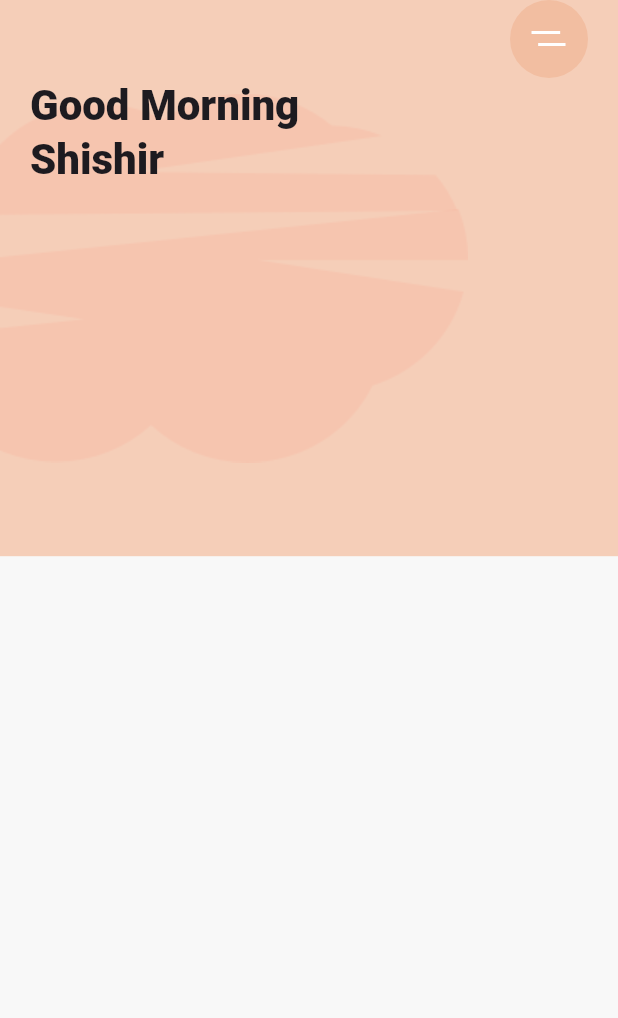
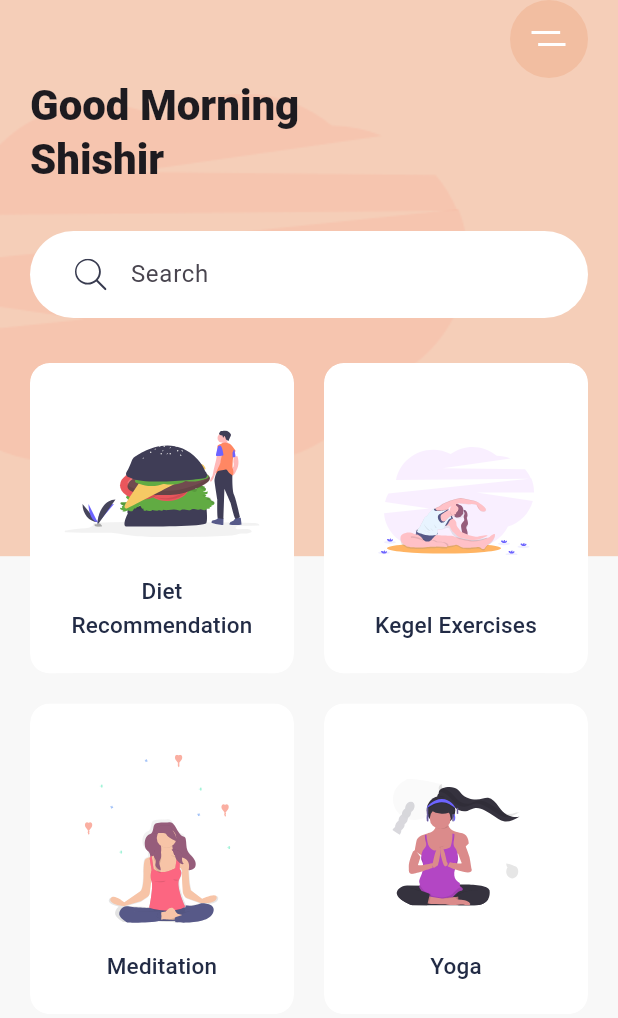
Before and after one commit to YM1587/Daily-exercise-app-meditation-app, a Flutter app: the screen it shows after launch, on a phone screen of 412 x 824 dp. Shown: the top 1018 px of the screen. Run offline on Flutter 3.47's test engine with Material 3 defaults, Android fonts, the phone set to English and light mode, and no system bars; our stand-ins replace flutter_svg.

```diff
--- a/lib/main.dart
+++ b/lib/main.dart
@@ -74,6 +74,53 @@ class HomeScreen extends StatelessWidget {
                   ),
 
                 ),
+                Container(
+                  margin: EdgeInsets.symmetric(vertical: 30.0),
+                  padding: EdgeInsets.symmetric(horizontal: 30.0,vertical: 5.0),
+                  decoration: BoxDecoration(
+                    color: Colors.white,
+                    borderRadius: BorderRadius.circular(29.5),
+                  ),
+
+                  child: TextField(
+                    decoration: InputDecoration(
+                      hintText: "Search",
+                      icon: SvgPicture.asset("assets/icons/search.svg"),
+                      border: InputBorder.none,
+                    ),
+                  ),
+                ),
+                Expanded(
+                  child: GridView.count(
+                    crossAxisCount: 2,
+                    childAspectRatio: .85,
+                    crossAxisSpacing: 20.0,
+                    mainAxisSpacing: 20.0,
+                    children: [
+                      CategoryCard(
+                        title: "Diet Recommendation",
+                        svgSrc: "assets/icons/Hamburger.svg",
+                        press: () {} ,
+                      ),
+                      CategoryCard(
+                        title: "Kegel Exercises",
+                        svgSrc: "assets/icons/Excrecises.svg",
+                        press: () {} ,
+                      ),
+                      CategoryCard(
+                        title: "Meditation",
+                        svgSrc: "assets/icons/Meditation.svg",
+                        press: () {} ,
+                      ),
+                      CategoryCard(
+                        title: "Yoga",
+                        svgSrc: "assets/icons/yoga.svg",
+                        press: () {} ,
+                      ),
+
+                    ],
+                  ),
+                ),
                 ],
                         ),
             ),
@@ -84,3 +131,58 @@ class HomeScreen extends StatelessWidget {
     );
   }
 }
+
+class CategoryCard extends StatelessWidget {
+  final String svgSrc;
+  final String title;
+  final VoidCallback press;
+  const CategoryCard({
+    super.key, required this.svgSrc, required this.title, required this.press,
+  });
+
+  @override
+  Widget build(BuildContext context) {
+    return ClipRRect(
+      borderRadius: BorderRadius.circular(13.0),
+      child: Container(
+        //padding: EdgeInsets.all(  20.0),
+        decoration: BoxDecoration(
+          color: Colors.white,
+          borderRadius: BorderRadius.circular(13.0),
+          boxShadow: [
+            BoxShadow(
+              offset: Offset(0,17),
+              blurRadius: 17.0,
+              spreadRadius: -23.0,
+              color: kShadowColor,
+            ),
+          ],
+        ),
+        child:Material(
+          color: Colors.transparent,
+          child: InkWell(
+            onTap: press,
+            child: Padding(
+              padding: const EdgeInsets.all(20.0),
+              child: Column(
+                children: [
+                  Spacer(),
+                  SvgPicture.asset(svgSrc),
+                  Spacer(),
+                  Text(
+                    title,
+                    textAlign: TextAlign.center,
+                    style: Theme.of(context)
+                    .textTheme
+                    .titleMedium
+                    ?.copyWith(fontSize: 15.0),
+                  ),
+                ],
+              ),
+            ),
+          ),
+        ),
+      ),
+    );
+  }
+}
```
